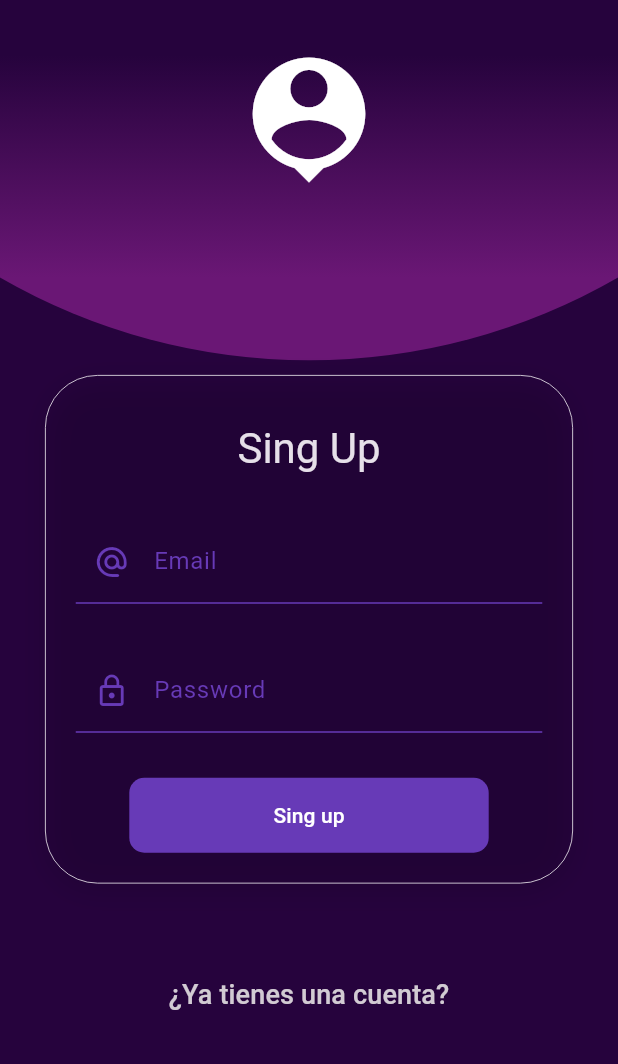
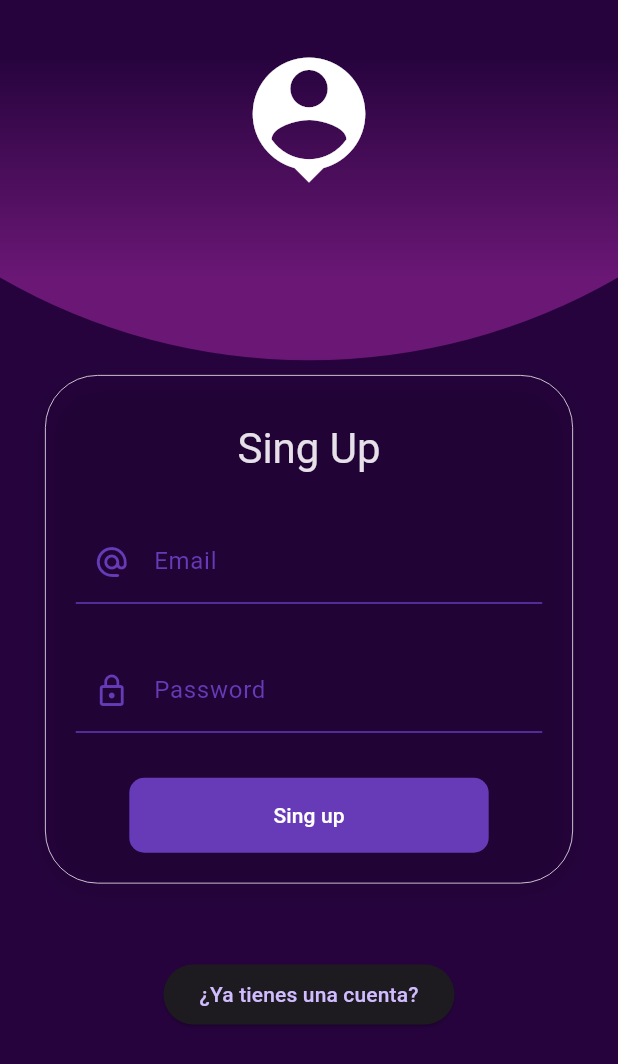
Before and after one commit to Rociozvl/MapLogin, a Flutter app: the RegisterScreen screen opened by its route, on a phone screen of 412 x 824 dp. Shown: the top 1064 px of the screen. Run offline on Flutter 3.47's test engine with Material 3 defaults, Android fonts, the phone set to English and light mode, and no system bars; our stand-ins replace firebase_auth, flutter_secure_storage, geolocator, google_maps_flutter, google_sign_in, permission_handler; missing offline and left inert: google_maps_flutter_android, google_maps_flutter_platform_interface; accounts and stored records are empty.

Commit message:
changes1

```diff
--- a/lib/screens/register_screen.dart
+++ b/lib/screens/register_screen.dart
@@ -39,13 +39,13 @@ class RegisterScreen extends StatelessWidget {
               ),
 
               const SizedBox( height: 50 ),
-              TextButton(
+              ElevatedButton(
                 onPressed: () => Navigator.pushReplacementNamed(context, 'login'),
                 style: ButtonStyle(
                   overlayColor: MaterialStateProperty.all( const Color.fromARGB(255, 230, 231, 233).withOpacity(0.1)),
                   shape: MaterialStateProperty.all( const StadiumBorder() )
                 ),
-                child: const Text('¿Ya tienes una cuenta?', style: TextStyle( fontSize: 18, color: Color.fromARGB(221, 236, 234, 234) ),)
+                child: const Text('¿Ya tienes una cuenta?',)
               ),
               const SizedBox( height: 50 ),
             ],
```
